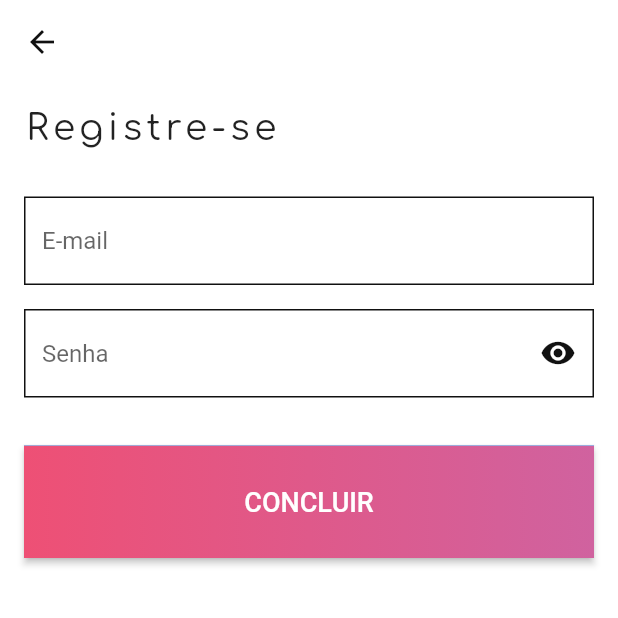
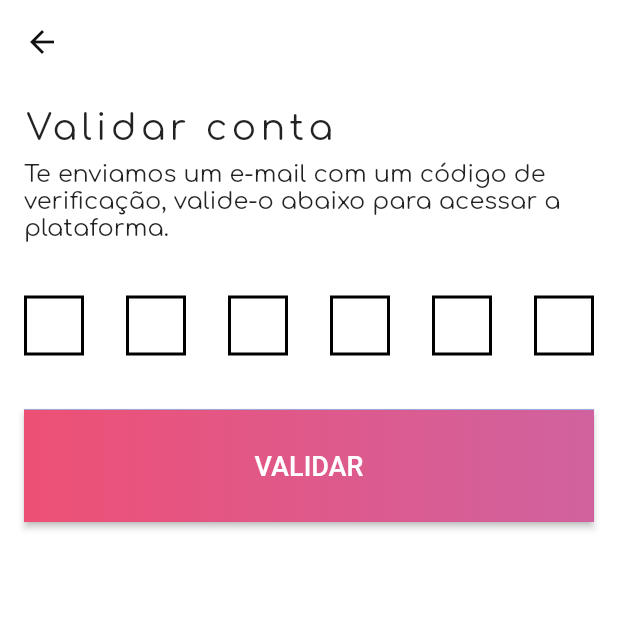
Before and after one commit to app-party/app, a Flutter app: the SignupPage screen opened directly, after a tap on "CONCLUIR", on a phone screen of 412 x 824 dp, the top half of it. Run offline on Flutter 3.47's test engine with Material 2 defaults, Android fonts, the phone set to English and light mode, and no system bars; our stand-ins replace get, pinput.

Commit message:
tela de confirmar cadastro

```diff
--- a/lib/features/landing/presentation/pages/landing_page.dart
+++ b/lib/features/landing/presentation/pages/landing_page.dart
@@ -3,6 +3,7 @@ import 'package:get/get.dart';
 import 'package:party_app/features/login/presentation/pages/login_page.dart';
 import 'package:party_app/features/signup/presentation/pages/signup_page.dart';
 import 'package:party_app/global/widgets/gradient_button.dart';
+import 'package:party_app/global/widgets/spacing.dart';
 
 class LandingPage extends StatelessWidget {
   LandingPage({Key? key}) : super(key: key);
@@ -46,9 +47,7 @@ class LandingPage extends StatelessWidget {
               ),
             ),
           ),
-          SizedBox(
-            width: 16,
-          ),
+          Spacing.wn,
           Flexible(
             child: FractionallySizedBox(
               widthFactor: 1,
--- /dev/null
+++ b/lib/features/signup/presentation/pages/pin_page.dart
@@ -0,0 +1,69 @@
+import 'package:flutter/material.dart';
+import 'package:get/get.dart';
+import 'package:party_app/global/widgets/gradient_button.dart';
+import 'package:party_app/global/widgets/spacing.dart';
+import 'package:party_app/global/widgets/success_dialog.dart';
+import 'package:pinput/pin_put/pin_put.dart';
+
+class PinPage extends StatelessWidget {
+  const PinPage({Key? key}) : super(key: key);
+
+  BoxDecoration get _pinPutDecoration {
+    return BoxDecoration(
+      border: Border.all(color: Color(0xFF111111), width: 3),
+    );
+  }
+
+  @override
+  Widget build(BuildContext context) {
+    return Scaffold(
+      appBar: AppBar(
+        backgroundColor: Colors.white,
+        automaticallyImplyLeading: true,
+        elevation: 0,
+      ),
+      body: SingleChildScrollView(
+        padding: EdgeInsets.all(16),
+        child: Column(
+          mainAxisAlignment: MainAxisAlignment.start,
+          crossAxisAlignment: CrossAxisAlignment.start,
+          children: [
+            Text(
+              "Validar conta",
+              style: TextStyle(
+                  fontSize: 24, fontFamily: "comfortaa", letterSpacing: 3),
+            ),
+            Spacing.ht,
+            Text(
+              "Te enviamos um e-mail com um código de verificação, valide-o abaixo para acessar a plataforma.",
+              style: TextStyle(fontSize: 16, fontFamily: "comfortaa"),
+            ),
+            Spacing.hb,
+            PinPut(
+              fieldsCount: 6,
+              submittedFieldDecoration: _pinPutDecoration.copyWith(
+                border: Border.all(width: 2),
+              ),
+              selectedFieldDecoration: _pinPutDecoration,
+              followingFieldDecoration: _pinPutDecoration.copyWith(
+                border: Border.all(width: 2),
+              ),
+              inputDecoration: InputDecoration(
+                enabledBorder: InputBorder.none,
+                border: InputBorder.none,
+                focusedBorder: InputBorder.none,
+                counter: Container(),
+              ),
+            ),
+            Spacing.hb,
+            GradientButton(
+              text: "VALIDAR",
+              fn: () => Get.dialog(SuccessDialog()),
+              pattern: GradientPatterns.pink,
+            )
+          ],
+        ),
+      ),
+    );
+  }
+}
--- a/lib/features/signup/presentation/pages/signup_page.dart
+++ b/lib/features/signup/presentation/pages/signup_page.dart
@@ -1,7 +1,9 @@
 import 'package:flutter/material.dart';
 import 'package:get/get.dart';
 import 'package:party_app/features/signup/presentation/getx/signup_page_controller.dart';
+import 'package:party_app/features/signup/presentation/pages/pin_page.dart';
 import 'package:party_app/global/widgets/gradient_button.dart';
+import 'package:party_app/global/widgets/spacing.dart';
 
 class SignupPage extends StatelessWidget {
   final _controller = Get.put(SignupPageController());
@@ -27,9 +29,12 @@ class SignupPage extends StatelessWidget {
               style: TextStyle(
                   fontSize: 24, fontFamily: "comfortaa", letterSpacing: 3),
             ),
-            SizedBox(
-              height: 32,
+            Spacing.ht,
+            Text(
+              "Bem-vindo(a) ao Party App, cadastre-se e garanta acesso as melhores festas da sua região.",
+              style: TextStyle(fontSize: 16, fontFamily: "comfortaa"),
             ),
+            Spacing.hb,
             Form(
               child: Column(
                 children: [
@@ -38,9 +43,7 @@ class SignupPage extends StatelessWidget {
                       hintText: "E-mail",
                     ),
                   ),
-                  SizedBox(
-                    height: 16,
-                  ),
+                  Spacing.hn,
                   Obx(
                     () => TextFormField(
                       obscureText: !_controller.isVisible.value,
@@ -57,14 +60,12 @@ class SignupPage extends StatelessWidget {
                       ),
                     ),
                   ),
-                  SizedBox(
-                    height: 32,
-                  ),
+                  Spacing.hb,
                   Container(
                     height: 75,
                     child: GradientButton(
                       text: "CONCLUIR",
-                      fn: () {},
+                      fn: () => Get.to(PinPage()),
                       pattern: GradientPatterns.pink,
                     ),
                   )
--- a/lib/global/widgets/gradient_button.dart
+++ b/lib/global/widgets/gradient_button.dart
@@ -1,6 +1,6 @@
 import 'package:flutter/material.dart';
 
-enum GradientPatterns { orange, pink }
+enum GradientPatterns { orange, pink, blue }
 
 class GradientButton extends StatelessWidget {
   final double height;
@@ -12,6 +12,7 @@ class GradientButton extends StatelessWidget {
   final Map<GradientPatterns, List<Color>> colorPatterns = {
     GradientPatterns.orange: [Color(0xFFEE4F43), Color(0xFFFAB638)],
     GradientPatterns.pink: [Color(0xFFEE5075), Color(0xFFD0629F)],
+    GradientPatterns.blue: [Color(0xFF3E6391), Color(0xFF3F679D)],
   };
 
   GradientButton({
@@ -46,7 +47,6 @@ class GradientButton extends StatelessWidget {
     if (useFractionalSizedBox)
       return FractionallySizedBox(
         widthFactor: 1,
-        heightFactor: 1,
         child: child,
       );
     return child;
--- /dev/null
+++ b/lib/global/widgets/spacing.dart
@@ -0,0 +1,55 @@
+import 'package:flutter/material.dart';
+
+/// labels
+///
+/// h stands for height
+///
+/// w stands for width
+///
+/// tr stands for tinier
+///
+/// t stands for tiny
+///
+/// n stands for normal
+///
+/// b stands for big
+///
+/// bg stands for bigger
+class Spacing {
+  //Sizes
+  static get tinier => tiny / 2;
+  static get tiny => normal / 2;
+  static get normal => 16.0;
+  static get big => normal * 2;
+  static get bigger => normal * 3;
+
+  /// tinier height
+  static Widget get htr => SizedBox(height: tinier);
+
+  /// tiny height
+  static Widget get ht => SizedBox(height: tiny);
+
+  /// normal height
+  static Widget get hn => SizedBox(height: normal);
+
+  /// big height
+  static Widget get hb => SizedBox(height: big);
+
+  /// bigger height
+  static Widget get hbg => SizedBox(height: bigger);
+
+  /// tinier width
+  static Widget get wtr => SizedBox(width: tinier);
+
+  /// tiny width
+  static Widget get wt => SizedBox(width: tiny);
+
+  /// normal width
+  static Widget get wn => SizedBox(width: normal);
+
+  /// big width
+  static Widget get wb => SizedBox(width: big);
+
+  /// bigger width
+  static Widget get wbg => SizedBox(width: bigger);
+}
--- a/pubspec.yaml
+++ b/pubspec.yaml
@@ -24,10 +24,8 @@ dependencies:
   flutter:
     sdk: flutter
   get: ^4.1.4
-
-  # The following adds the Cupertino Icons font to your application.
-  # Use with the CupertinoIcons class for iOS style icons.
   cupertino_icons: ^1.0.2
+  pinput: ^1.2.0
 
 dev_dependencies:
   flutter_test:
```
Also changed, not shown: lib/features/login/presentation/pages/login_page.dart (+8 -8 lines), lib/global/widgets/success_dialog.dart (added, +49 -0 lines), pubspec.lock.
